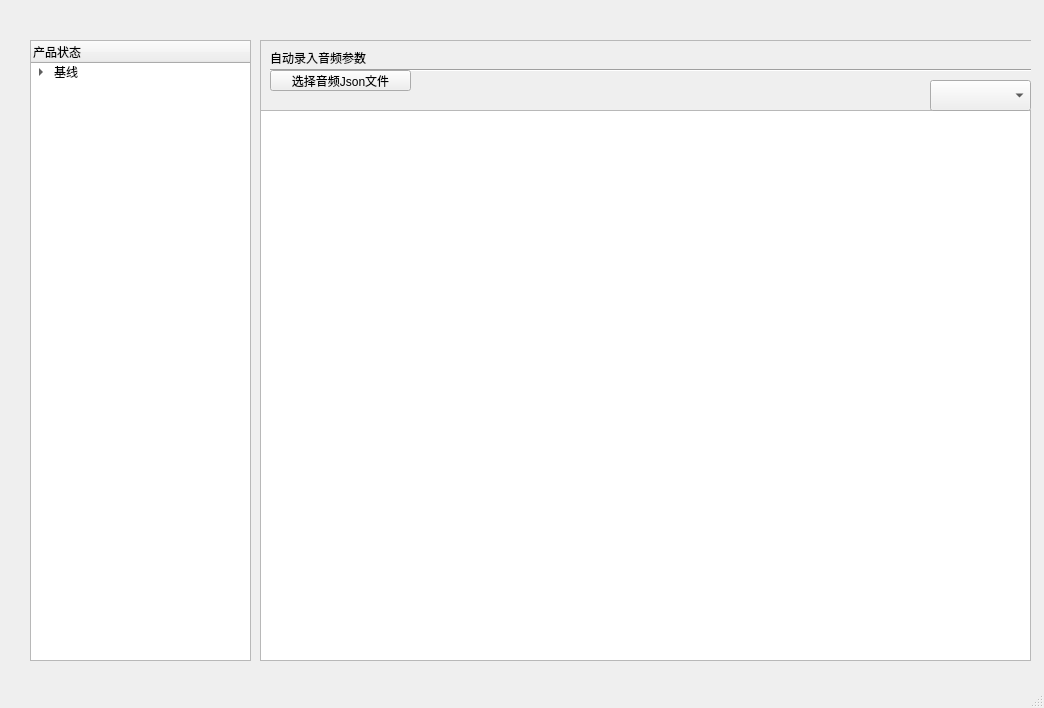
Above: src/design/MainWindow.ui from garyhuang2018/Test before the change. Below: the same form after it.
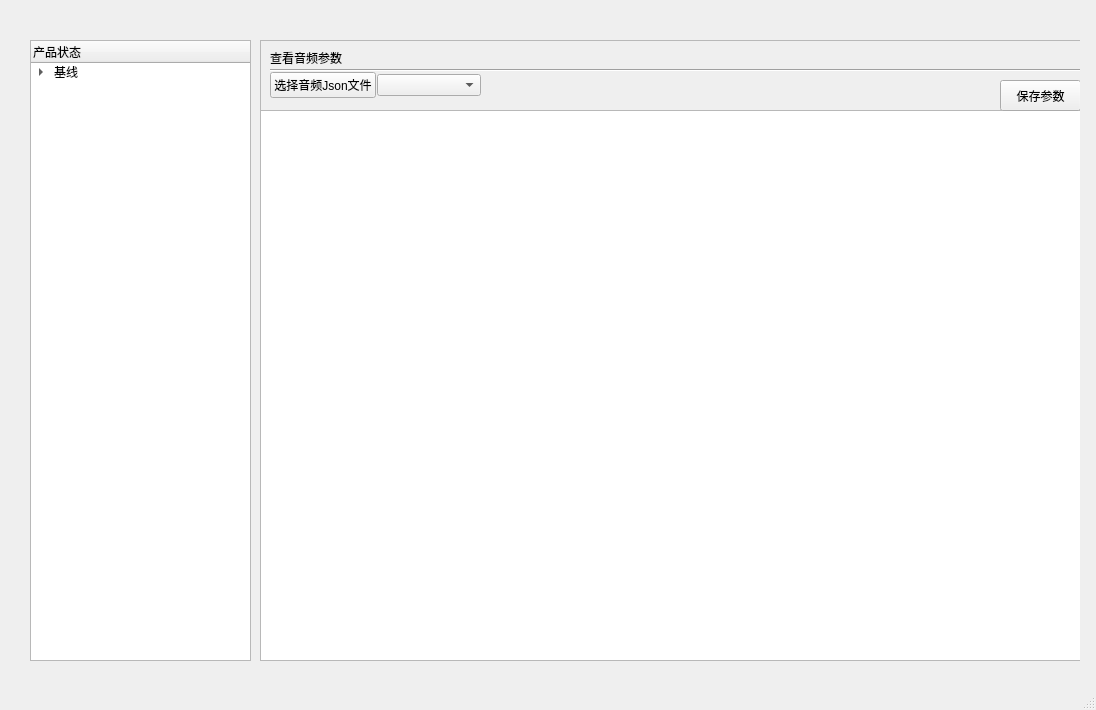
That is the form after the change.

```diff
--- a/src/design/MainWindow.ui
+++ b/src/design/MainWindow.ui
@@ -6,8 +6,8 @@
    <rect>
     <x>0</x>
     <y>0</y>
-    <width>1044</width>
-    <height>708</height>
+    <width>1096</width>
+    <height>710</height>
    </rect>
   </property>
   <property name="windowTitle">
@@ -44,7 +44,7 @@
      <rect>
       <x>260</x>
       <y>20</y>
-      <width>771</width>
+      <width>820</width>
       <height>641</height>
      </rect>
     </property>
@@ -77,7 +77,7 @@
         </rect>
        </property>
        <property name="text">
-        <string>自动录入音频参数</string>
+        <string>查看音频参数</string>
        </property>
       </widget>
       <widget class="Line" name="line_2">
@@ -93,38 +93,53 @@
         <enum>Qt::Horizontal</enum>
        </property>
       </widget>
-      <widget class="QPushButton" name="pushButton_3">
-       <property name="geometry">
-        <rect>
-         <x>10</x>
-         <y>30</y>
-         <width>141</width>
-         <height>21</height>
-        </rect>
-       </property>
-       <property name="text">
-        <string>选择音频Json文件</string>
-       </property>
-      </widget>
       <widget class="QTableView" name="tableView">
        <property name="geometry">
         <rect>
          <x>0</x>
          <y>70</y>
-         <width>771</width>
+         <width>821</width>
          <height>551</height>
         </rect>
        </property>
       </widget>
-      <widget class="QComboBox" name="comboBox">
+      <widget class="QPushButton" name="pushButton">
        <property name="geometry">
         <rect>
-         <x>670</x>
+         <x>740</x>
          <y>40</y>
-         <width>101</width>
+         <width>81</width>
          <height>31</height>
         </rect>
        </property>
+       <property name="text">
+        <string>保存参数</string>
+       </property>
+      </widget>
+      <widget class="QWidget" name="layoutWidget">
+       <property name="geometry">
+        <rect>
+         <x>10</x>
+         <y>30</y>
+         <width>211</width>
+         <height>31</height>
+        </rect>
+       </property>
+       <layout class="QHBoxLayout" name="horizontalLayout">
+        <property name="spacing">
+         <number>1</number>
+        </property>
+        <item>
+         <widget class="QPushButton" name="pushButton_3">
+          <property name="text">
+           <string>选择音频Json文件</string>
+          </property>
+         </widget>
+        </item>
+        <item>
+         <widget class="QComboBox" name="comboBox"/>
+        </item>
+       </layout>
       </widget>
      </widget>
     </widget>
```
Left out of the diff: 5 changed lines with no effect on the pictures.
